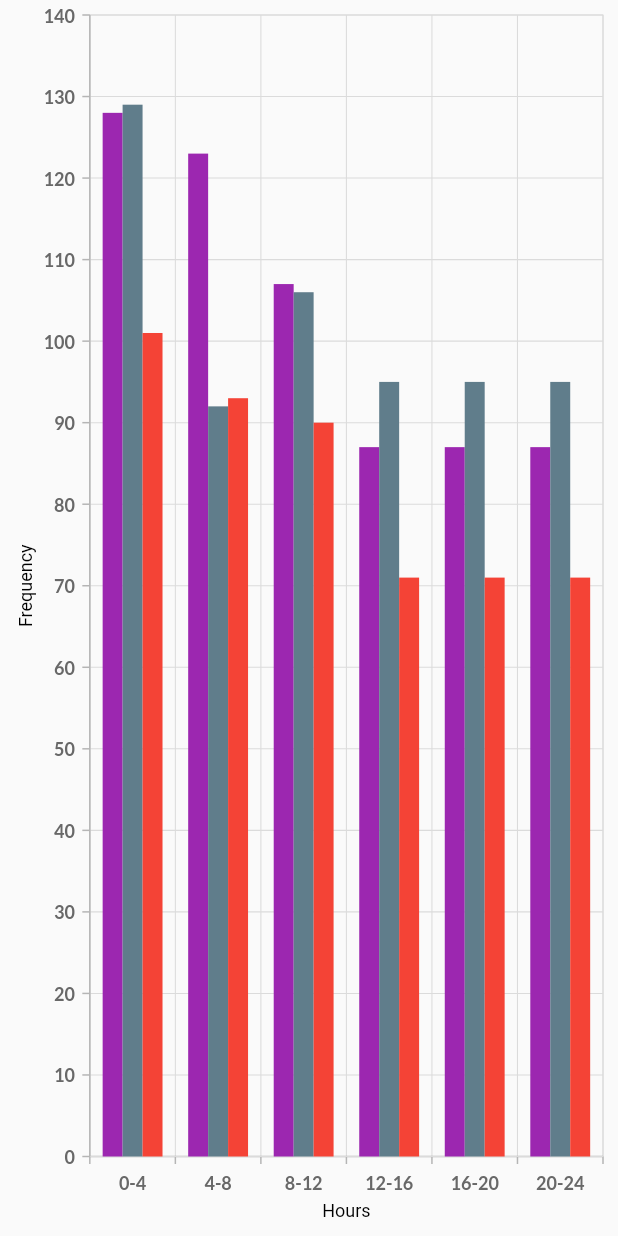
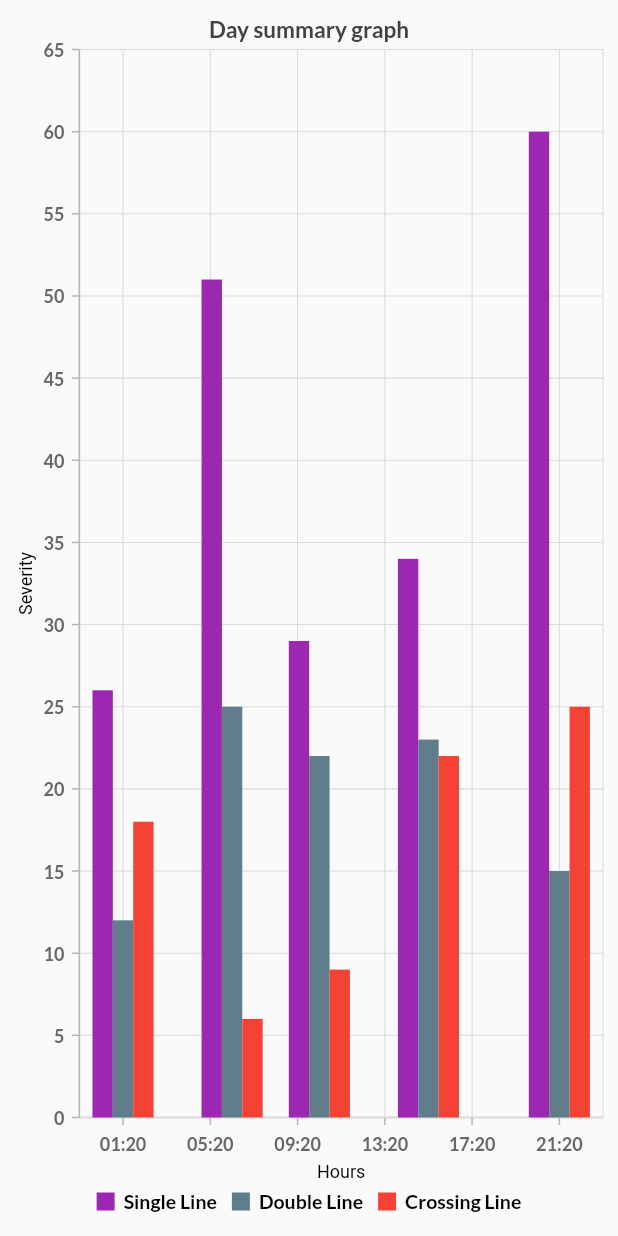
Before and after one commit to cepdnaclk/e18-3yp-Automated-Road-Rule-Detector, a Flutter app: the day_summary_graph screen opened by its route, on a phone screen of 412 x 824 dp. Run offline on Flutter 3.47's test engine with Material 2 defaults, Android fonts, the light colour scheme and no system bars; our stand-ins replace firebase_auth, firebase_core, font_awesome_flutter, syncfusion_flutter_charts, syncfusion_flutter_gauges; accounts and stored records are empty.

Commit message:
edited x axis type in bar graph

```diff
--- a/front_end_cop_mate/lib/screens/day_summary_graph.dart
+++ b/front_end_cop_mate/lib/screens/day_summary_graph.dart
@@ -34,10 +34,36 @@ class _day_summary_graphState extends State<day_summary_graph> {
   @override
   Widget build(BuildContext context) {
     return Scaffold(
-        body: Center(
-            child: Container(
-                child: SfCartesianChart(
-                    primaryXAxis: CategoryAxis(
+      body: SfCartesianChart(
+        title: ChartTitle(text: 'Day summary graph'),
+        legend: Legend(isVisible: true),
+        series: <ChartSeries<ChartData, DateTime>>[
+          ColumnSeries<ChartData, DateTime>(
+              name: 'Single Line',
+              dataSource: _chartData,
+              xValueMapper: (ChartData data, _) => data.date,
+              yValueMapper: (ChartData data, _) => data.singleLine),
+          // LineSeries<ChartData, DateTime>(
+          //     name: 'Breakages',
+          //     dataSource: _chartData,
+          //     xValueMapper: (ChartData sales, _) => sales.date,
+          //     yValueMapper: (ChartData sales, _) => sales.p_value,
+          //     enableTooltip: true)
+          ColumnSeries<ChartData, DateTime>(
+              name: 'Double Line',
+              dataSource: _chartData,
+              xValueMapper: (ChartData data, _) => data.date,
+              yValueMapper: (ChartData data, _) => data.doubleLine),
+          ColumnSeries<ChartData, DateTime>(
+              name: 'Crossing Line',
+              dataSource: _chartData,
+              xValueMapper: (ChartData data, _) => data.date,
+              yValueMapper: (ChartData data, _) => data.crossingLine)
+        ],
+        //primaryXAxis: DateTimeAxis(), //DateTimeAxis ->Axis type
+        primaryXAxis: DateTimeAxis(
+            intervalType: DateTimeIntervalType.hours,
+            interval: 4,
             title: AxisTitle(
                 text: 'Hours',
                 textStyle: TextStyle(
@@ -47,9 +73,10 @@ class _day_summary_graphState extends State<day_summary_graph> {
                   // fontStyle: FontStyle.italic,
                   // fontWeight: FontWeight.w300
                 ))),
-                    primaryYAxis: CategoryAxis(
+        // primaryYAxis: NumericAxis(edgeLabelPlacement: EdgeLabelPlacement.shift),
+        primaryYAxis: NumericAxis(
             title: AxisTitle(
-                            text: 'Frequency',
+                text: 'Severity',
                 textStyle: TextStyle(
                   color: Colors.black,
                   fontFamily: 'Roboto',
@@ -57,43 +84,26 @@ class _day_summary_graphState extends State<day_summary_graph> {
                   // fontStyle: FontStyle.italic,
                   // fontWeight: FontWeight.w300
                 ))),
-                    palette: <Color>[
-                      Colors.purple,
-                      Colors.blueGrey,
-                      Colors.red
-                    ],
-                    series: <CartesianSeries>[
-                      ColumnSeries<ChartData, String>(
-                          dataSource: _chartData,
-                          xValueMapper: (ChartData data, _) => data.x,
-                          yValueMapper: (ChartData data, _) => data.singleLine),
-                      ColumnSeries<ChartData, String>(
-                          dataSource: _chartData,
-                          xValueMapper: (ChartData data, _) => data.x,
-                          yValueMapper: (ChartData data, _) => data.doubleLine),
-                      ColumnSeries<ChartData, String>(
-                          dataSource: _chartData,
-                          xValueMapper: (ChartData data, _) => data.x,
-                          yValueMapper: (ChartData data, _) => data.crossingLine)
-                    ]))));
+        palette: <Color>[Colors.purple, Colors.blueGrey, Colors.red],
+      ),
+    );
   }
 
   List<ChartData> getChartData() {
-    final List<ChartData> chartData = <ChartData>[
-      ChartData('0-4', 128, 129, 101),
-      ChartData('4-8', 123, 92, 93),
-      ChartData('8-12', 107, 106, 90),
-      ChartData('12-16', 87, 95, 71),
-      ChartData('16-20', 87, 95, 71),
-      ChartData('20-24', 87, 95, 71),
+    final List<ChartData> chartData = [
+      ChartData(DateTime(2022, 12, 1, 1, 20), 26, 12, 18),
+      ChartData(DateTime(2022, 12, 1, 6, 20), 51, 25, 6),
+      ChartData(DateTime(2022, 12, 1, 10, 20), 29, 22, 9),
+      ChartData(DateTime(2022, 12, 1, 15, 20), 34, 23, 22),
+      ChartData(DateTime(2022, 12, 1, 21, 20), 60, 15, 25),
     ];
     return chartData;
   }
 }
 
 class ChartData {
-  ChartData(this.x, this.singleLine, this.doubleLine, this.crossingLine);
-  final String x;
+  ChartData(this.date, this.singleLine, this.doubleLine, this.crossingLine);
+  final DateTime date;
   final double singleLine;
   final double doubleLine;
   final double crossingLine;
```
Lines whose indentation alone changed are shown as unchanged.
